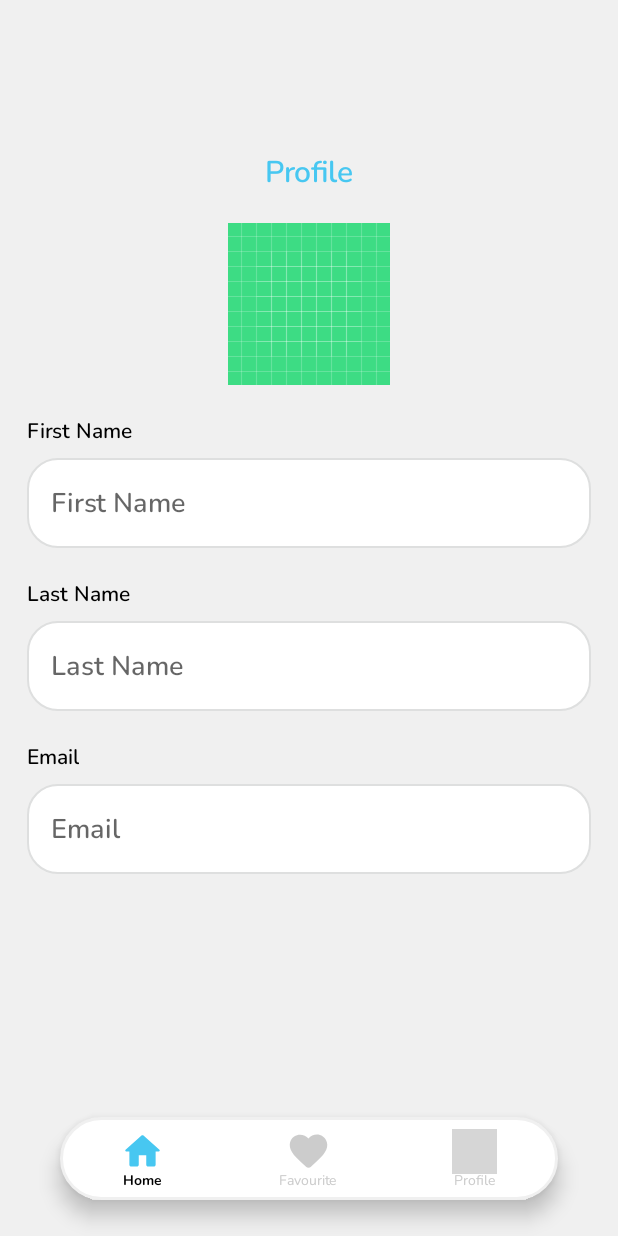
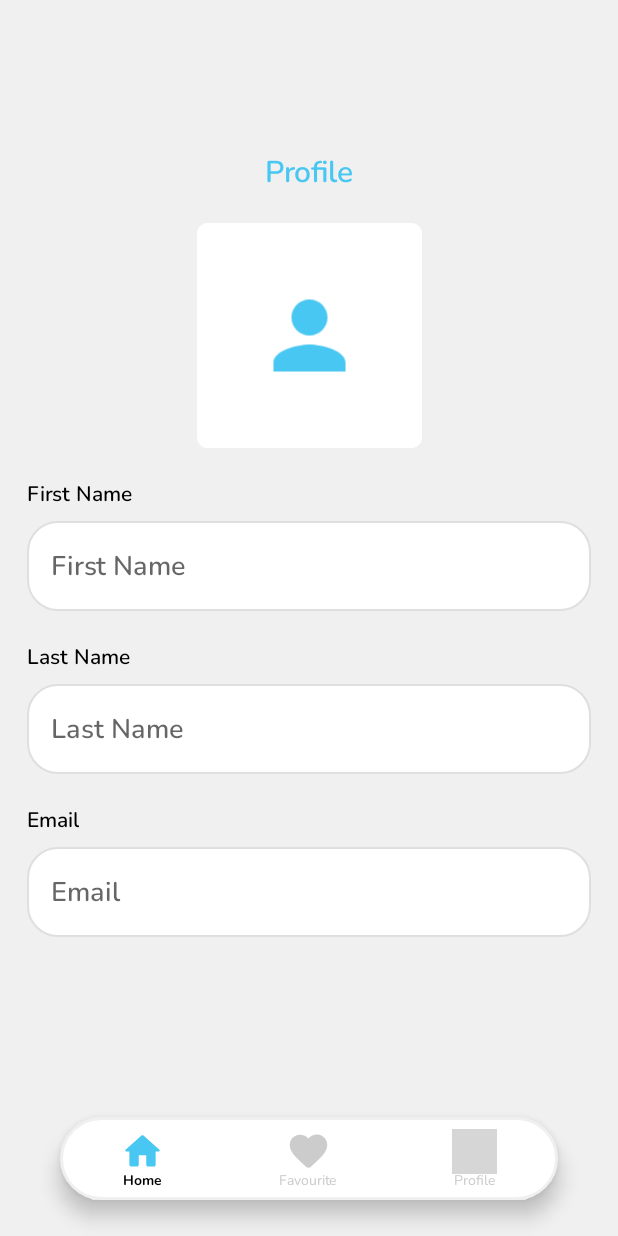
Before and after one commit to naveenbhanuka/NewsApp, an Android app: the fragment ProfileFragment placed in its activity, on a phone screen of 412 x 824 dp. Run offline under Robolectric (Android 15) with nearby library versions, the phone set to English and light mode, and no system bars; network calls fail; pictures from the network do not load; 1 statement that could not run was skipped; grey boxes are pictures that could not be loaded.

Commit message:
Added placeholders and images

```diff
--- /dev/null
+++ b/app/src/main/res/drawable/ic_round_person.xml
@@ -0,0 +1,5 @@
+<vector android:height="24dp" android:tint="#47C7F1"
+    android:viewportHeight="24" android:viewportWidth="24"
+    android:width="24dp" xmlns:android="http://schemas.android.com/apk/res/android">
+    <path android:fillColor="@android:color/white" android:pathData="M12,12c2.21,0 4,-1.79 4,-4s-1.79,-4 -4,-4 -4,1.79 -4,4 1.79,4 4,4zM12,14c-2.67,0 -8,1.34 -8,4v2h16v-2c0,-2.66 -5.33,-4 -8,-4z"/>
+</vector>
--- /dev/null
+++ b/app/src/main/res/drawable/placeholder_profile.xml
@@ -0,0 +1,19 @@
+<?xml version="1.0" encoding="utf-8"?>
+<layer-list
+    xmlns:android="http://schemas.android.com/apk/res/android">
+    <item>
+        <shape android:shape="rectangle" >
+            <solid android:color="@color/white" />
+            <corners android:radius="8dp"/>
+            <padding android:left="44dp"
+                android:top="44dp"
+                android:bottom="44dp"
+                android:right="44dp"/>
+        </shape>
+    </item>
+    <item
+        android:drawable="@drawable/ic_round_person"
+        android:gravity="center_horizontal"
+        android:width="81dp"
+        android:height="81dp"/>
+</layer-list>
--- a/app/src/main/res/layout/activity_login.xml
+++ b/app/src/main/res/layout/activity_login.xml
@@ -18,13 +18,13 @@
 
             <ImageView
                 android:id="@+id/iv_logo"
-                android:layout_width="wrap_content"
-                android:layout_height="wrap_content"
-                android:layout_marginTop="100dp"
+                android:layout_width="200dp"
+                android:layout_height="200dp"
+                android:layout_marginTop="40dp"
+                android:src="@drawable/reporter"
                 app:layout_constraintEnd_toEndOf="parent"
                 app:layout_constraintStart_toStartOf="parent"
-                app:layout_constraintTop_toTopOf="parent"
-                app:srcCompat="@drawable/ic_launcher_background" />
+                app:layout_constraintTop_toTopOf="parent" />
 
             <TextView
                 android:id="@+id/tv_label_email"
--- a/app/src/main/res/layout/fragment_profile.xml
+++ b/app/src/main/res/layout/fragment_profile.xml
@@ -23,13 +23,13 @@
 
         <ImageView
             android:id="@+id/iv_logo"
-            android:layout_width="wrap_content"
-            android:layout_height="wrap_content"
+            android:layout_width="150dp"
+            android:layout_height="150dp"
             android:layout_marginTop="20dp"
             app:layout_constraintEnd_toEndOf="parent"
             app:layout_constraintStart_toStartOf="parent"
             app:layout_constraintTop_toBottomOf="@+id/tv_label_profile"
-            app:srcCompat="@drawable/ic_launcher_background" />
+            android:src="@drawable/placeholder_profile" />
 
         <TextView
             android:id="@+id/tv_label_first_name"
```
Also changed, not shown: app/src/main/res/drawable/reporter.png (added).
